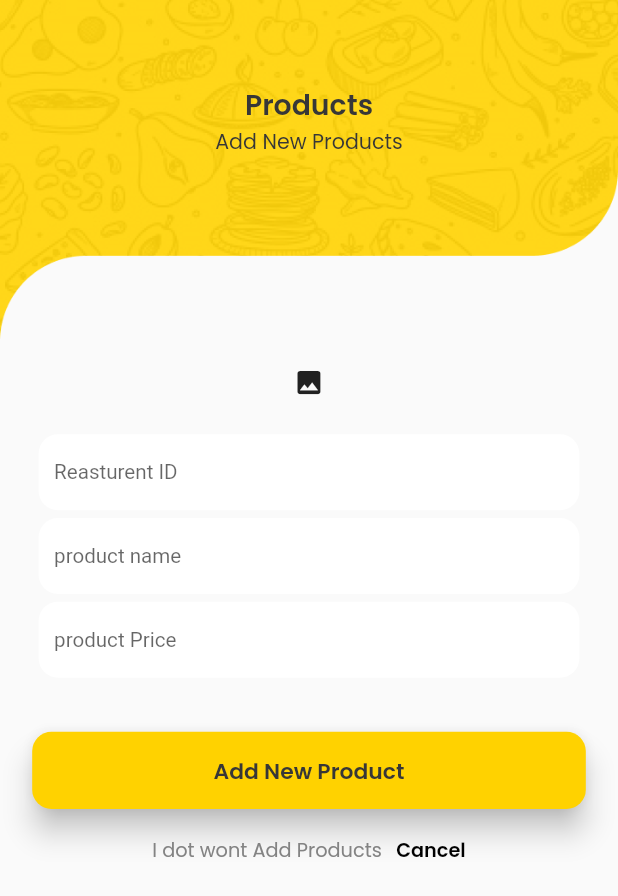
After one commit to rocketnuwan/food-app, a Flutter app: the AddProduct screen opened directly, after a tap on the "image" icon, on a phone screen of 412 x 824 dp. The commit adds this screen. Shown: the top 896 px of the screen. Run offline on Flutter 3.47's test engine with Material 2 defaults, Android fonts, the phone set to English and light mode, and no system bars; our stand-ins replace animate_do, awesome_dialog, carousel_slider, cloud_firestore, email_validator, firebase_auth and 10 more; missing offline and left inert: geoflutterfire; accounts and stored records are empty; network calls fail.

Commit message:
add new product page complete

```diff
--- a/lib/main.dart
+++ b/lib/main.dart
@@ -3,6 +3,7 @@ import 'package:flutter/material.dart';
 import 'package:food_app/providers/auth/login_provider.dart';
 import 'package:food_app/providers/auth/registration_provider.dart';
 import 'package:food_app/providers/home/category_provider.dart';
+import 'package:food_app/providers/home/product_provider.dart';
 import 'package:food_app/providers/home/reasturent_provider.dart';
 import 'package:food_app/providers/user_provider.dart';
 import 'package:food_app/screens/main_screens/cart_sceen/cart_screen.dart';
@@ -33,6 +34,9 @@ Future<void> main() async {
         ),
         ChangeNotifierProvider(
           create: (context) => ReasturentProvider(),
+        ),
+        ChangeNotifierProvider(
+          create: (context) => ProductProvider(),
         ),
       ],
       child: Myapp(),
--- /dev/null
+++ b/lib/providers/home/product_provider.dart
@@ -0,0 +1,94 @@
+import 'dart:io';
+import 'package:flutter/material.dart';
+import 'package:food_app/controllers/product_controller.dart';
+import 'package:awesome_dialog/awesome_dialog.dart';
+import 'package:food_app/compononets/awesom_dialog.dart';
+import 'package:image_picker/image_picker.dart';
+import 'package:logger/logger.dart';
+
+class ProductProvider extends ChangeNotifier {
+  final ProductController _productController = ProductController();
+
+  final ImagePicker _picker = ImagePicker();
+
+  File _image = File("");
+
+  bool _isLoging = false;
+  final _productNameController = TextEditingController();
+  final _reasIDController = TextEditingController();
+  final _productPriceController = TextEditingController();
+
+  TextEditingController get productPriceController => _productPriceController;
+  TextEditingController get reasIDController => _reasIDController;
+  TextEditingController get productNameController => _productNameController;
+
+  File get image => _image;
+
+  //validater
+  bool inputValidation() {
+    var isValid = false;
+    if (_productNameController.text.isEmpty ||
+        _reasIDController.text.isEmpty ||
+        _productPriceController.text.isEmpty ||
+        _image.path == "" ||
+        (double.tryParse(_productPriceController.text) == null)) {
+      isValid = false;
+    } else {
+      isValid = true;
+    }
+
+    return isValid;
+  }
+
+  Future<void> addProduct(BuildContext context) async {
+    try {
+      setLording(true);
+
+      if (inputValidation()) {
+        await _productController.saveProductData(
+            _productNameController.text,
+            _image,
+            double.parse(_productPriceController.text),
+            _reasIDController.text);
+        CustomAwesomDialog().dialogBox(context, "SuccesFull...!",
+            "Product added successfull.", DialogType.SUCCES);
+      } else {
+        CustomAwesomDialog().dialogBox(
+          context,
+          "Error...!",
+          "Please check your input details.",
+          DialogType.ERROR,
+        );
+      }
+
+      setLording(false);
+    } catch (e) {
+      setLording(false);
+      Logger().e(e);
+    }
+  }
+
+  //change lordingState
+  void setLording([bool val = false]) {
+    _isLoging = val;
+    notifyListeners();
+  }
+
+  //get is lording
+  bool get isLording => _isLoging;
+
+  Future<void> selectImage() async {
+    try {
+      // Pick an image
+      final XFile? image = await _picker.pickImage(source: ImageSource.gallery);
+      if (image != null) {
+        _image = File(image.path);
+        notifyListeners();
+      } else {
+        Logger().i("No immage pick");
+      }
+    } catch (e) {
+      Logger().e(e);
+    }
+  }
+}
--- /dev/null
+++ b/lib/screens/admin/add_product.dart
@@ -0,0 +1,150 @@
+import 'package:animate_do/animate_do.dart';
+import 'package:flutter/gestures.dart';
+import 'package:flutter/material.dart';
+import 'package:food_app/compononets/custom_header.dart';
+import 'package:food_app/compononets/custom_lorder.dart';
+import 'package:food_app/compononets/custom_svg.dart';
+import 'package:food_app/compononets/custom_text.dart';
+import 'package:food_app/compononets/custom_textFeild.dart';
+import 'package:food_app/compononets/custom_button.dart';
+import 'package:food_app/providers/auth/registration_provider.dart';
+import 'package:food_app/providers/home/product_provider.dart';
+import 'package:food_app/providers/home/reasturent_provider.dart';
+import 'package:food_app/utils/app_colors.dart';
+import 'package:food_app/utils/util_functions.dart';
+import 'package:google_fonts/google_fonts.dart';
+import 'package:provider/provider.dart';
+
+class AddProduct extends StatefulWidget {
+  const AddProduct({Key? key}) : super(key: key);
+
+  @override
+  _AddProductState createState() => _AddProductState();
+}
+
+class _AddProductState extends State<AddProduct> {
+  @override
+  Widget build(BuildContext context) {
+    final windowSize = UtilFunctions.windoSize(context);
+    return Scaffold(
+      body: FadeInRight(
+        duration: Duration(seconds: 1),
+        child: Consumer<ProductProvider>(
+          builder: (context, value, child) {
+            return Container(
+              width: windowSize.width,
+              child: SingleChildScrollView(
+                child: Column(
+                  children: [
+                    Header(
+                      head1: "Products",
+                      head2: "Add New Products",
+                    ),
+                    SizedBox(
+                      height: 8,
+                    ),
+                    Column(
+                      children: [
+                        Container(
+                          padding: EdgeInsets.symmetric(horizontal: 30),
+                          child: Column(
+                            mainAxisAlignment: MainAxisAlignment.center,
+                            children: [
+                              value.image.path != ""
+                                  ? GestureDetector(
+                                      onTap: () {
+                                        value.selectImage();
+                                      },
+                                      child: Image.file(
+                                        value.image,
+                                        width: windowSize.width - 60,
+                                        height: windowSize.width - 200,
+                                        fit: BoxFit.fill,
+                                      ),
+                                    )
+                                  : IconButton(
+                                      onPressed: () {
+                                        value.selectImage();
+                                      },
+                                      icon: Icon(Icons.image)),
+                              SizedBox(
+                                height: 16,
+                              ),
+                              CustomTextFeild(
+                                hint: "Reasturent ID",
+                                controller: value.reasIDController,
+                              ),
+                              SizedBox(
+                                height: 6,
+                              ),
+                              CustomTextFeild(
+                                hint: "product name",
+                                controller: value.productNameController,
+                              ),
+                              SizedBox(
+                                height: 6,
+                              ),
+                              CustomTextFeild(
+                                hint: "product Price",
+                                controller: value.productPriceController,
+                              ),
+                            ],
+                          ),
+                        ),
+                        SizedBox(
+                          height: 21,
+                        ),
+                        SizedBox(
+                          height: 21,
+                        ),
+                        value.isLording
+                            ? CustomLorder()
+                            : CustomButton(
+                                windowSize: windowSize,
+                                name: "Add New Product",
+                                onPress: () async {
+                                  value.addProduct(context);
+                                },
+                              ),
+                        SizedBox(
+                          height: 20,
+                        ),
+                        RichText(
+                          text: TextSpan(children: [
+                            TextSpan(
+                              text: "I dot wont Add Products ",
+                              style: GoogleFonts.poppins(
+                                color: greyColor,
+                                fontSize: 15,
+                              ),
+                            ),
+                            TextSpan(
+                                text: "  Cancel",
+                                style: GoogleFonts.poppins(
+                                  color: kblack,
+                                  fontSize: 15,
+                                  fontWeight: FontWeight.w600,
+                                ),
+                                recognizer: TapGestureRecognizer()
+                                  ..onTap = () {
+                                    UtilFunctions.goBack(
+                                      context,
+                                    );
+                                  }),
+                          ]),
+                        ),
+                        SizedBox(
+                          height: 20,
+                        ),
+                      ],
+                    ),
+                  ],
+                ),
+              ),
+            );
+          },
+        ),
+      ),
+    );
+  }
+}
--- a/lib/screens/admin/add_reasturent.dart
+++ b/lib/screens/admin/add_reasturent.dart
@@ -230,7 +230,7 @@ class _AddReasturentState extends State<AddReasturent> {
                             ? CustomLorder()
                             : CustomButton(
                                 windowSize: windowSize,
-                                name: "Sign Up",
+                                name: "ADD NEW REASTURENT",
                                 onPress: () async {
                                   value.addReasturent(context);
                                 },
```
Also changed, not shown: lib/controllers/product_controller.dart (added, +51 -0 lines), lib/screens/main_screens/profile_screen/profile_sereen.dart (+11 -0 lines).
